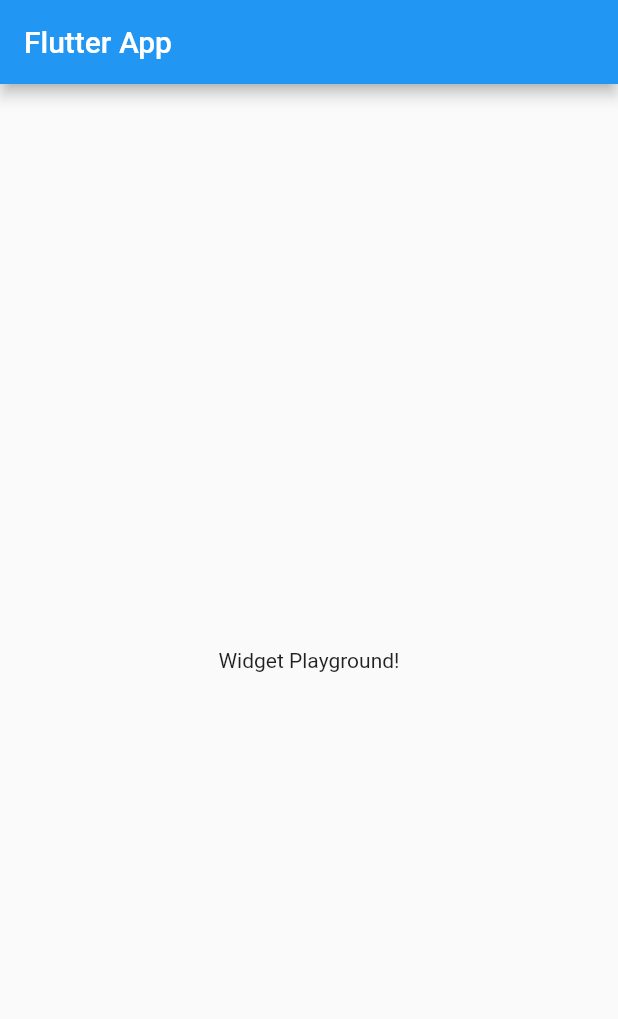
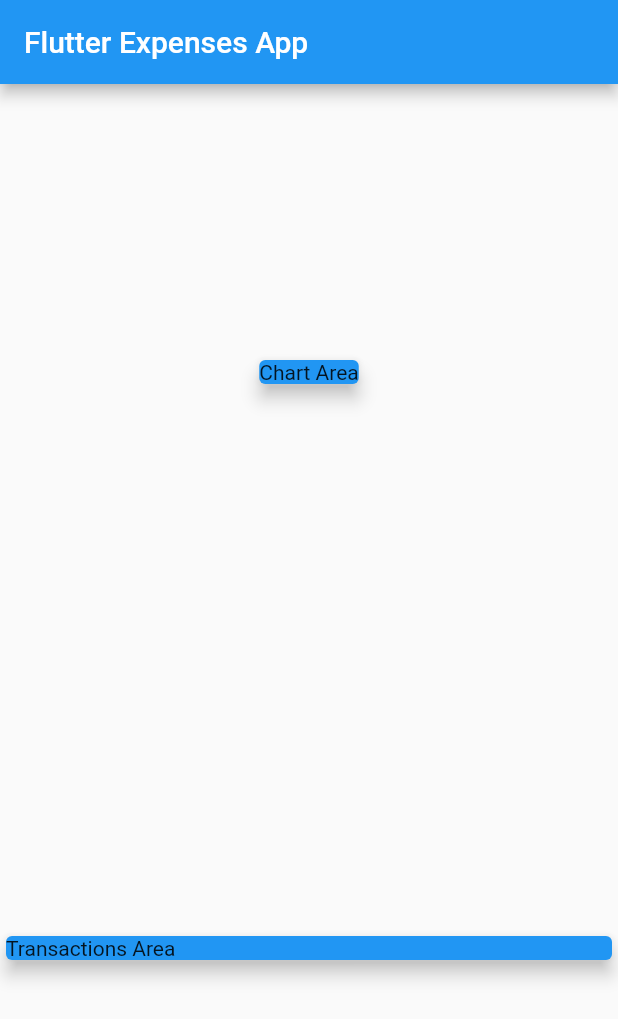
Before and after one commit to arnab/flutter_playground_expenses, a Flutter app: the screen it shows after launch, on a phone screen of 412 x 824 dp. Shown: the top 1019 px of the screen. Run offline on Flutter 3.47's test engine with Material 2 defaults, Android fonts, the phone set to English and light mode, and no system bars.

Commit message:
basic styles

```diff
--- a/lib/main.dart
+++ b/lib/main.dart
@@ -21,10 +21,26 @@ class MyHomePage extends StatelessWidget {
   Widget build(BuildContext context) {
     return Scaffold(
       appBar: AppBar(
-        title: const Text('Flutter App'),
+        title: const Text('Flutter Expenses App'),
       ),
-      body: const Center(
-        child: Text('Widget Playground!'),
+      body: Column(
+        mainAxisAlignment: MainAxisAlignment.spaceAround,
+        crossAxisAlignment: CrossAxisAlignment.stretch,
+        children: [
+          Container(
+            alignment: Alignment.center,
+            child: const Card(
+              color: Colors.blue,
+              elevation: 5,
+              child: Text('Chart Area'),
+            ),
+          ),
+          const Card(
+            color: Colors.blue,
+            elevation: 5,
+            child: Text('Transactions Area'),
+          ),
+        ],
       ),
     );
   }
```
